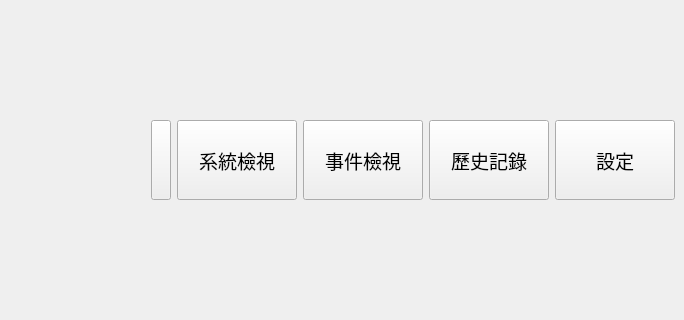
The window that collectorview.ui (haoyi-jason/BMS_HY01_old) describes before a commit, drawn with Qt 5; both pictures show x 596 to 1280 and y 206 to 526 of the 1280 by 760 pixel window.
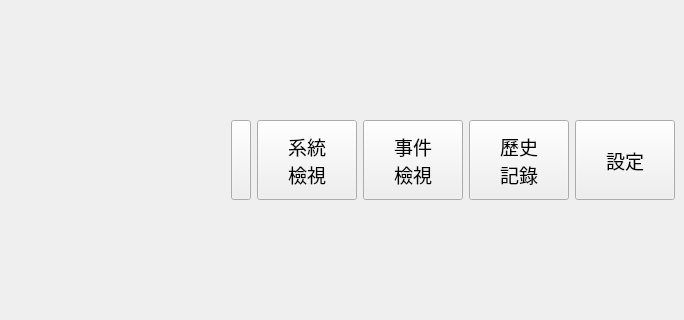
The same window after the commit. Icons and pictures are not drawn.

```diff
--- a/collectorview.ui
+++ b/collectorview.ui
@@ -42,18 +42,19 @@
       </property>
       <property name="minimumSize">
        <size>
-        <width>120</width>
+        <width>100</width>
         <height>80</height>
        </size>
       </property>
       <property name="maximumSize">
        <size>
-        <width>120</width>
+        <width>100</width>
         <height>80</height>
        </size>
       </property>
       <property name="text">
-       <string>系統檢視</string>
+       <string>系統
+檢視</string>
       </property>
      </widget>
     </item>
@@ -111,13 +112,13 @@
       </property>
       <property name="minimumSize">
        <size>
-        <width>120</width>
+        <width>100</width>
         <height>80</height>
        </size>
       </property>
       <property name="maximumSize">
        <size>
-        <width>120</width>
+        <width>100</width>
         <height>80</height>
        </size>
       </property>
@@ -136,18 +137,19 @@
       </property>
       <property name="minimumSize">
        <size>
-        <width>120</width>
+        <width>100</width>
         <height>80</height>
        </size>
       </property>
       <property name="maximumSize">
        <size>
-        <width>120</width>
+        <width>100</width>
         <height>80</height>
        </size>
       </property>
       <property name="text">
-       <string>事件檢視</string>
+       <string>事件
+檢視</string>
       </property>
      </widget>
     </item>
@@ -171,18 +173,19 @@
       </property>
       <property name="minimumSize">
        <size>
-        <width>120</width>
+        <width>100</width>
         <height>80</height>
        </size>
       </property>
       <property name="maximumSize">
        <size>
-        <width>120</width>
+        <width>100</width>
         <height>80</height>
        </size>
       </property>
       <property name="text">
-       <string>歷史記錄</string>
+       <string>歷史
+記錄</string>
       </property>
      </widget>
     </item>
```
